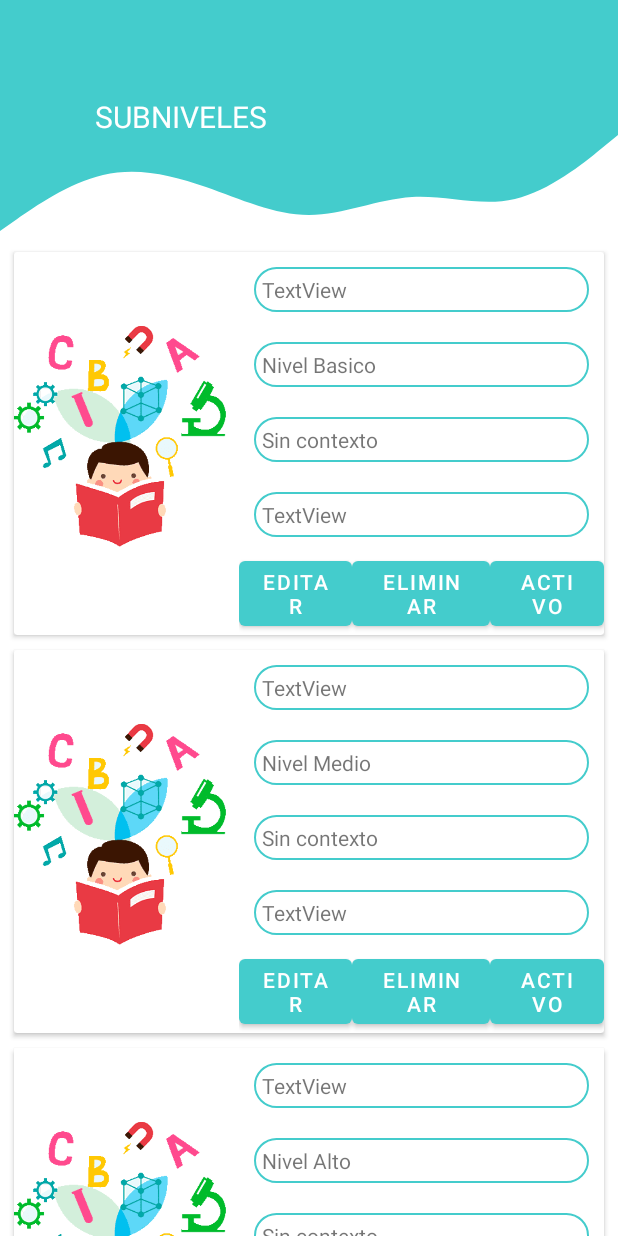
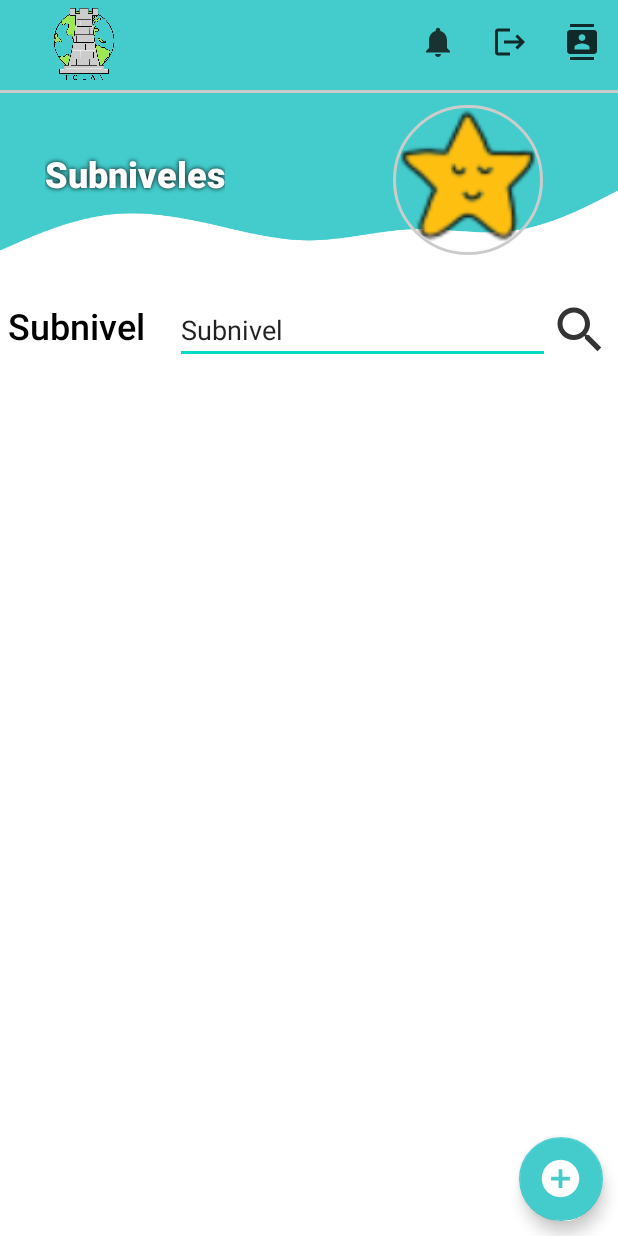
Before and after one commit to DanielaMoreiraTorres/ToLan, an Android app: the Subnivel screen opened directly, with no data from a screen before it, on a phone screen of 412 x 824 dp. Run offline under Robolectric (Android 15) with nearby library versions, the phone set to English and light mode, and no system bars; our stand-ins replace CircleImageView; network calls fail; Roboto replaces fonts that are not available here.

Commit message:
UPDATE MENUADMIN, SUBNIVEL AND REGISTERUSER

```diff
--- a/app/src/main/AndroidManifest.xml
+++ b/app/src/main/AndroidManifest.xml
@@ -17,7 +17,7 @@
             android:name=".ActivityContacts"
             android:exported="false" />
         <activity
-            android:name=".ActivityWelcome"
+            android:name=".ActivityChooseVideo"
             android:exported="false" />
         <activity
             android:name=".ActivityAddSkin"
@@ -44,16 +44,16 @@
             android:name=".ActivityLogin"
             android:exported="false" />
         <activity
-            android:name=".Multimedia_ImagActivity"
+            android:name=".Multimedia_TxtActivity"
             android:exported="false" />
         <activity
-            android:name=".Multimedia_TxtActivity"
+            android:name=".Multimedia_ImagActivity"
             android:exported="false" />
         <activity
             android:name=".Subnivel"
             android:exported="false" />
         <activity
-            android:name=".ActivityChooseVideo"
+            android:name=".ActivityWelcome"
             android:exported="true">
             <intent-filter>
                 <action android:name="android.intent.action.MAIN" />
--- a/app/src/main/java/com/example/tolan/ActivityMenuAdmin.java
+++ b/app/src/main/java/com/example/tolan/ActivityMenuAdmin.java
@@ -55,7 +55,8 @@ public class ActivityMenuAdmin extends AppCompatActivity {
             startActivity(intent);
         }
         else if(tag == 2){
-
+            Intent intent = new Intent(ActivityMenuAdmin.this, Subnivel.class);
+            startActivity(intent);
         }
         else if(tag == 3){
 
--- a/app/src/main/java/com/example/tolan/ActivityRegister.java
+++ b/app/src/main/java/com/example/tolan/ActivityRegister.java
@@ -37,7 +37,7 @@ public class ActivityRegister extends AppCompatActivity {
     protected void onCreate(Bundle savedInstanceState) {
         super.onCreate(savedInstanceState);
         setContentView(R.layout.activity_register);
-        getSupportActionBar().hide();
+
     }
 
     public void RegisterClick(View view){
--- a/app/src/main/java/com/example/tolan/Subnivel.java
+++ b/app/src/main/java/com/example/tolan/Subnivel.java
@@ -1,10 +1,15 @@
 package com.example.tolan;
 
+import androidx.annotation.NonNull;
 import androidx.appcompat.app.AppCompatActivity;
+import androidx.appcompat.widget.Toolbar;
 import androidx.recyclerview.widget.LinearLayoutManager;
 import androidx.recyclerview.widget.RecyclerView;
 
+import android.content.Intent;
 import android.os.Bundle;
+import android.view.Menu;
+import android.view.MenuItem;
 
 import com.example.tolan.Adapter.AdapRecy_SubNivel;
 import com.example.tolan.models.subnivel;
@@ -14,24 +19,57 @@ import java.util.List;
 
 public class Subnivel extends AppCompatActivity {
 
+    Toolbar toolbar;
     private RecyclerView recView;
     private AdapRecy_SubNivel adapter;
     private List<subnivel> items;
+
     @Override
     protected void onCreate(Bundle savedInstanceState) {
         super.onCreate(savedInstanceState);
         setContentView(R.layout.activity_subnivel);
-        items = getItems();
-        recView=(RecyclerView)findViewById(R.id.listSubnivel);
+
+        toolbar = findViewById(R.id.toolbar);
+        setSupportActionBar(toolbar);
+        getSupportActionBar().setTitle("");
+
+        recView = findViewById(R.id.listSubnivel);
         recView.setLayoutManager(new LinearLayoutManager(this));
+
+        /*items = getItems();
+
         adapter= new AdapRecy_SubNivel(items);
-        recView.setAdapter(adapter);
+        recView.setAdapter(adapter);*/
 
 
         //initView();
         //InitValues();
     }
 
+    @Override
+    public boolean onCreateOptionsMenu(Menu menu) {
+        getMenuInflater().inflate(R.menu.menu_toolbar,menu);
+        return true;
+    }
+
+    @Override
+    public boolean onOptionsItemSelected(@NonNull MenuItem item) {
+        int id = item.getItemId();
+        if(id == R.id.btnNotifi) {
+
+        }
+        if(id == R.id.btnLogIn) {
+            Intent intent = new Intent(this, ActivityLogin.class).addFlags(Intent.FLAG_ACTIVITY_CLEAR_TOP | Intent.FLAG_ACTIVITY_SINGLE_TOP);
+            startActivity(intent);
+        }
+        if(id == R.id.btnContacts) {
+            Intent intent = new Intent(this, ActivityContacts.class).addFlags(Intent.FLAG_ACTIVITY_CLEAR_TOP | Intent.FLAG_ACTIVITY_SINGLE_TOP);
+            startActivity(intent);
+        }
+        return super.onOptionsItemSelected(item);
+    }
+
+    /*
     private void initView(){
         recView=findViewById(R.id.listSubnivel);
     }
@@ -52,4 +90,5 @@ public class Subnivel extends AppCompatActivity {
         itemsLists.add(new subnivel(3,"Nivel Alto","Sin contexto",2,true));
         return itemsLists;
     }
+     */
 }
--- a/app/src/main/res/layout/activity_register.xml
+++ b/app/src/main/res/layout/activity_register.xml
@@ -35,8 +35,10 @@
         android:layout_height="match_parent"
         android:layout_alignParentTop="true"
         android:layout_marginTop="160dp"
+        android:layout_marginStart="10dp"
+        android:layout_marginEnd="10dp"
         android:layout_marginBottom="-30dp"
-        android:background="@drawable/layout_bg_1"
+        android:background="@drawable/borde"
         android:orientation="vertical"
         android:paddingEnd="5dp">
 
@@ -49,7 +51,6 @@
                 android:layout_height="match_parent"
                 android:orientation="vertical"
                 android:paddingEnd="25dp">
-
 
                 <com.google.android.material.textfield.TextInputLayout
                     android:layout_width="match_parent"
--- a/app/src/main/res/layout/activity_subnivel.xml
+++ b/app/src/main/res/layout/activity_subnivel.xml
@@ -1,42 +1,106 @@
 <?xml version="1.0" encoding="utf-8"?>
-<androidx.constraintlayout.widget.ConstraintLayout xmlns:android="http://schemas.android.com/apk/res/android"
+<androidx.coordinatorlayout.widget.CoordinatorLayout xmlns:android="http://schemas.android.com/apk/res/android"
     xmlns:app="http://schemas.android.com/apk/res-auto"
     xmlns:tools="http://schemas.android.com/tools"
     android:layout_width="match_parent"
     android:layout_height="match_parent"
     tools:context=".Subnivel">
 
-    <View
-        android:id="@+id/view7"
-        android:layout_width="wrap_content"
-        android:layout_height="82dp"
-        android:background="@color/principal"
-        app:layout_constraintEnd_toEndOf="parent"
-        app:layout_constraintHorizontal_bias="0.0"
-        app:layout_constraintStart_toStartOf="parent"
-        app:layout_constraintTop_toTopOf="parent" />
+    <LinearLayout
+        android:layout_width="match_parent"
+        android:layout_height="match_parent"
+        android:orientation="vertical">
 
-    <View
-        android:id="@+id/view11"
-        android:layout_width="wrap_content"
-        android:layout_height="80dp"
-        android:background="@drawable/ic_down"
-        app:layout_constraintEnd_toEndOf="parent"
-        app:layout_constraintStart_toStartOf="parent"
-        app:layout_constraintTop_toBottomOf="@+id/view7" />
+        <include
+            android:id="@+id/toolbar"
+            layout="@layout/toolbar"></include>
 
-    <TextView
-        android:id="@+id/textView7"
-        android:layout_width="wrap_content"
+        <RelativeLayout
+            android:layout_width="match_parent"
+            android:layout_height="wrap_content">
+
+            <View
+                android:id="@+id/lineactsubniv"
+                android:layout_width="match_parent"
+                android:layout_height="2dp"
+                android:background="@color/plomo"/>
+
+            <View
+                android:id="@+id/Viewfondo1"
+                android:layout_width="match_parent"
+                android:layout_height="60dp"
+                android:layout_below="@+id/lineactsubniv"
+                android:background="@color/principal" />
+
+            <View
+                android:id="@+id/Viewfondo2"
+                android:layout_width="match_parent"
+                android:layout_height="50dp"
+                android:layout_below="@+id/Viewfondo1"
+                android:background="@drawable/ic_down" />
+
+            <TextView
+                android:id="@+id/lblTiTleSubNiv"
+                android:layout_width="wrap_content"
+                android:layout_height="wrap_content"
+                android:layout_alignParentLeft="true"
+                android:layout_centerVertical="true"
+                android:layout_marginLeft="30dp"
+                android:fontFamily="sans-serif-black"
+                android:shadowColor="@color/secundario"
+                android:shadowRadius="4"
+                android:text="@string/subniveles"
+                android:textColor="@color/white"
+                android:textSize="24sp" />
+
+            <de.hdodenhof.circleimageview.CircleImageView
+                android:id="@+id/imgNiv"
+                android:layout_width="100dp"
+                android:layout_height="100dp"
+                android:layout_alignParentRight="true"
+                android:layout_marginTop="10dp"
+                android:layout_marginRight="50dp"
+                android:src="@drawable/subnivel"
+                app:civ_border_color="@color/plomo"
+                app:civ_border_width="2dp"
+                app:civ_circle_background_color="@color/white" />
+
+        </RelativeLayout>
+
+    <LinearLayout
+        android:layout_width="match_parent"
         android:layout_height="wrap_content"
-        android:layout_marginTop="64dp"
-        android:text="SUBNIVELES"
-        android:textColor="#FFFFFF"
-        android:textSize="20sp"
-        app:layout_constraintEnd_toEndOf="parent"
-        app:layout_constraintHorizontal_bias="0.213"
-        app:layout_constraintStart_toStartOf="parent"
-        app:layout_constraintTop_toTopOf="@+id/view7" />
+        android:orientation="horizontal"
+        android:layout_marginTop="20dp"
+        android:padding="5dp">
+
+        <TextView
+            android:id="@+id/lblSubNivel"
+            android:layout_width="wrap_content"
+            android:layout_height="wrap_content"
+            android:layout_centerVertical="true"
+            android:layout_marginLeft="20dp"
+            android:layout_marginEnd="20dp"
+            android:text="Subnivel"
+            android:fontFamily="sans-serif-medium"
+            android:textColor="@color/secundario"
+            android:textSize="24sp" />
+
+        <EditText
+            android:id="@+id/txtSubNiv"
+            android:layout_width="match_parent"
+            android:layout_height="wrap_content"
+            android:text="Subnivel"
+            android:layout_weight="1"
+            android:textSize="18sp" />
+
+        <ImageView
+            android:id="@+id/buscar"
+            android:layout_width="40dp"
+            android:layout_height="45dp"
+            app:srcCompat="@drawable/icon_search" />
+
+    </LinearLayout>
 
     <androidx.recyclerview.widget.RecyclerView
         android:id="@+id/listSubnivel"
@@ -50,5 +114,20 @@
         app:layout_constraintHorizontal_bias="0.0"
         app:layout_constraintStart_toStartOf="parent"
         app:layout_constraintTop_toBottomOf="@+id/view11"
-        app:layout_constraintVertical_bias="0.0"/>
-</androidx.constraintlayout.widget.ConstraintLayout>
+        app:layout_constraintVertical_bias="0.0" />
+
+    </LinearLayout>
+
+    <com.google.android.material.floatingactionbutton.FloatingActionButton
+        android:id="@+id/addSubNivel"
+        android:layout_width="wrap_content"
+        android:layout_height="wrap_content"
+        android:layout_gravity="end|bottom"
+        android:layout_marginEnd="10dp"
+        android:layout_marginBottom="10dp"
+        android:src="@drawable/icon_add"
+        app:maxImageSize="30dp"
+        app:backgroundTint="@color/principal"
+        app:tint="@color/white" />
+
+</androidx.coordinatorlayout.widget.CoordinatorLayout>
```
